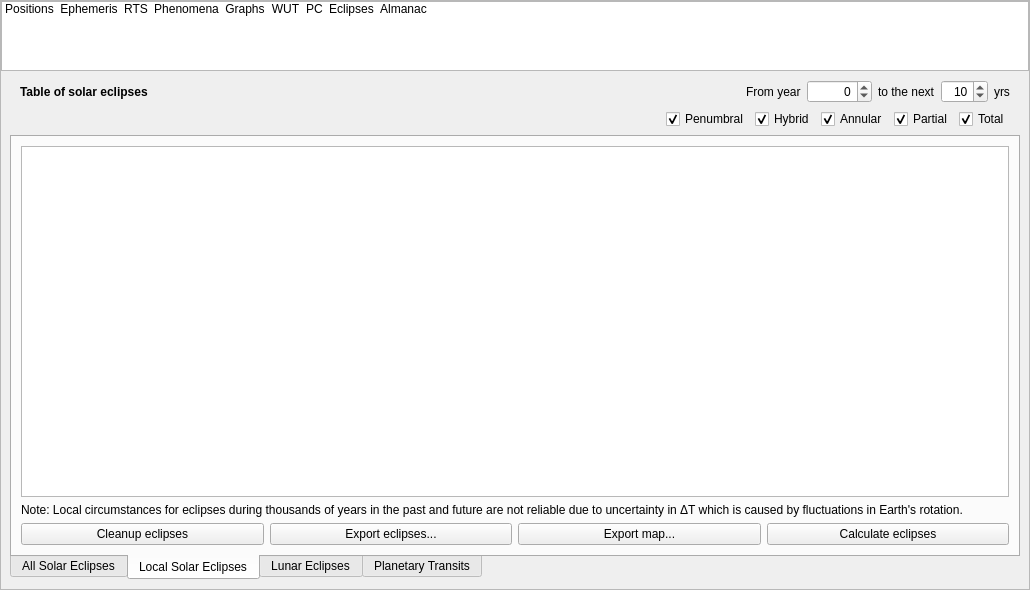
The window that src/gui/astroCalcDialog.ui (Stellarium/stellarium) describes before a commit, drawn with Qt 5.
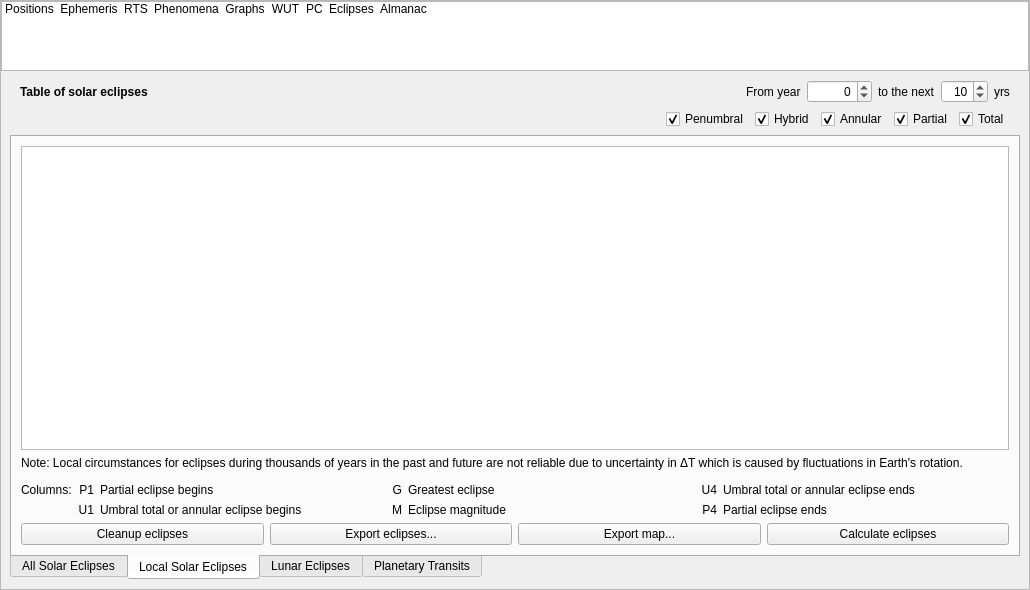
The same window after the commit. The open tabs and pages were chosen to show the change. Icons and pictures are not drawn. Custom widgets are drawn as their Qt base class.

Commit message: Compactification the tables in AstroCalc/Eclipses tool (fix #5097)

```diff
--- a/src/gui/astroCalcDialog.ui
+++ b/src/gui/astroCalcDialog.ui
@@ -2687,36 +2687,153 @@
               <string>Local Solar Eclipses</string>
              </attribute>
              <layout class="QGridLayout" name="gridLayout_21">
-              <item row="3" column="0">
-               <layout class="QHBoxLayout" name="horizontalLayout_44">
-                <item>
-                 <widget class="QPushButton" name="solareclipseslocalCleanupButton">
+              <item row="4" column="0">
+               <layout class="QGridLayout" name="gridLayout_29">
+                <property name="topMargin">
+                 <number>0</number>
+                </property>
+                <item row="0" column="0">
+                 <widget class="QLabel" name="labelColumns">
                   <property name="text">
-                   <string>Cleanup eclipses</string>
+                   <string>Columns:</string>
                   </property>
                  </widget>
                 </item>
-                <item>
-                 <widget class="QPushButton" name="solareclipseslocalSaveButton">
+                <item row="1" column="2">
+                 <widget class="QLabel" name="labelU1Info">
+                  <property name="sizePolicy">
+                   <sizepolicy hsizetype="Expanding" vsizetype="Preferred">
+                    <horstretch>0</horstretch>
+                    <verstretch>0</verstretch>
+                   </sizepolicy>
+                  </property>
                   <property name="text">
-                   <string>Export eclipses...</string>
+                   <string>Umbral total or annular eclipse begins</string>
                   </property>
                  </widget>
                 </item>
-                <item>
-                 <widget class="QPushButton" name="solareclipseslocalMapSaveButton">
-                  <property name="toolTip">
-                   <string>Export a visibility map of the selected eclipse</string>
+                <item row="0" column="4">
+                 <widget class="QLabel" name="labelGInfo">
+                  <property name="sizePolicy">
+                   <sizepolicy hsizetype="Expanding" vsizetype="Preferred">
+                    <horstretch>0</horstretch>
+                    <verstretch>0</verstretch>
+                   </sizepolicy>
                   </property>
                   <property name="text">
-                   <string>Export map...</string>
+                   <string>Greatest eclipse</string>
                   </property>
                  </widget>
                 </item>
-                <item>
-                 <widget class="QPushButton" name="solareclipseslocalCalculateButton">
+                <item row="1" column="6">
+                 <widget class="QLabel" name="labelP4Info">
+                  <property name="sizePolicy">
+                   <sizepolicy hsizetype="Expanding" vsizetype="Preferred">
+                    <horstretch>0</horstretch>
+                    <verstretch>0</verstretch>
+                   </sizepolicy>
+                  </property>
                   <property name="text">
-                   <string>Calculate eclipses</string>
+                   <string>Partial eclipse ends</string>
+                  </property>
+                 </widget>
+                </item>
+                <item row="0" column="1">
+                 <widget class="QLabel" name="labelP1">
+                  <property name="text">
+                   <string notr="true">P1</string>
+                  </property>
+                  <property name="alignment">
+                   <set>Qt::AlignRight|Qt::AlignTrailing|Qt::AlignVCenter</set>
+                  </property>
+                 </widget>
+                </item>
+                <item row="0" column="5">
+                 <widget class="QLabel" name="labelU4">
+                  <property name="text">
+                   <string notr="true">U4</string>
+                  </property>
+                  <property name="alignment">
+                   <set>Qt::AlignRight|Qt::AlignTrailing|Qt::AlignVCenter</set>
+                  </property>
+                 </widget>
+                </item>
+                <item row="1" column="1">
+                 <widget class="QLabel" name="labelU1">
+                  <property name="text">
+                   <string notr="true">U1</string>
+                  </property>
+                  <property name="alignment">
+                   <set>Qt::AlignRight|Qt::AlignTrailing|Qt::AlignVCenter</set>
+                  </property>
+                 </widget>
+                </item>
+                <item row="1" column="4">
+                 <widget class="QLabel" name="labelMInfo">
+                  <property name="sizePolicy">
+                   <sizepolicy hsizetype="Expanding" vsizetype="Preferred">
+                    <horstretch>0</horstretch>
+                    <verstretch>0</verstretch>
+                   </sizepolicy>
+                  </property>
+                  <property name="text">
+                   <string>Eclipse magnitude</string>
+                  </property>
+                 </widget>
+                </item>
+                <item row="0" column="2">
+                 <widget class="QLabel" name="labelP1Info">
+                  <property name="sizePolicy">
+                   <sizepolicy hsizetype="Expanding" vsizetype="Preferred">
+                    <horstretch>0</horstretch>
+                    <verstretch>0</verstretch>
+                   </sizepolicy>
+                  </property>
+                  <property name="text">
+                   <string>Partial eclipse begins</string>
+                  </property>
+                 </widget>
+                </item>
+                <item row="1" column="3">
+                 <widget class="QLabel" name="labelM">
+                  <property name="text">
+                   <string notr="true">M</string>
+                  </property>
+                  <property name="alignment">
+                   <set>Qt::AlignRight|Qt::AlignTrailing|Qt::AlignVCenter</set>
+                  </property>
+                 </widget>
+                </item>
+                <item row="0" column="6">
+                 <widget class="QLabel" name="labelU4Info">
+                  <property name="sizePolicy">
+                   <sizepolicy hsizetype="Expanding" vsizetype="Preferred">
+                    <horstretch>0</horstretch>
+                    <verstretch>0</verstretch>
+                   </sizepolicy>
+                  </property>
+                  <property name="text">
+                   <string>Umbral total or annular eclipse ends</string>
+                  </property>
+                 </widget>
+                </item>
+                <item row="1" column="5">
+                 <widget class="QLabel" name="labelP4">
+                  <property name="text">
+                   <string notr="true">P4</string>
+                  </property>
+                  <property name="alignment">
+                   <set>Qt::AlignRight|Qt::AlignTrailing|Qt::AlignVCenter</set>
+                  </property>
+                 </widget>
+                </item>
+                <item row="0" column="3">
+                 <widget class="QLabel" name="labelG">
+                  <property name="text">
+                   <string notr="true">G</string>
+                  </property>
+                  <property name="alignment">
+                   <set>Qt::AlignRight|Qt::AlignTrailing|Qt::AlignVCenter</set>
                   </property>
                  </widget>
                 </item>
@@ -2757,6 +2874,60 @@
                 </property>
                </widget>
               </item>
+              <item row="5" column="0">
+               <layout class="QHBoxLayout" name="horizontalLayout_44">
+                <item>
+                 <widget class="QPushButton" name="solareclipseslocalCleanupButton">
+                  <property name="text">
+                   <string>Cleanup eclipses</string>
+                  </property>
+                 </widget>
+                </item>
+                <item>
+                 <widget class="QPushButton" name="solareclipseslocalSaveButton">
+                  <property name="text">
+                   <string>Export eclipses...</string>
+                  </property>
+                 </widget>
+                </item>
+                <item>
+                 <widget class="QPushButton" name="solareclipseslocalMapSaveButton">
+                  <property name="toolTip">
+                   <string>Export a visibility map of the selected eclipse</string>
+                  </property>
+                  <property name="text">
+                   <string>Export map...</string>
+                  </property>
+                 </widget>
+                </item>
+                <item>
+                 <widget class="QPushButton" name="solareclipseslocalCalculateButton">
+                  <property name="text">
+                   <string>Calculate eclipses</string>
+                  </property>
+                 </widget>
+                </item>
+               </layout>
+              </item>
+              <item row="3" column="0">
+               <widget class="Line" name="line">
+                <property name="minimumSize">
+                 <size>
+                  <width>0</width>
+                  <height>1</height>
+                 </size>
+                </property>
+                <property name="maximumSize">
+                 <size>
+                  <width>16777215</width>
+                  <height>1</height>
+                 </size>
+                </property>
+                <property name="orientation">
+                 <enum>Qt::Horizontal</enum>
+                </property>
+               </widget>
+              </item>
              </layout>
             </widget>
             <widget class="QWidget" name="tabLunarEclipse">
```
The commit also changes 2 other files.
